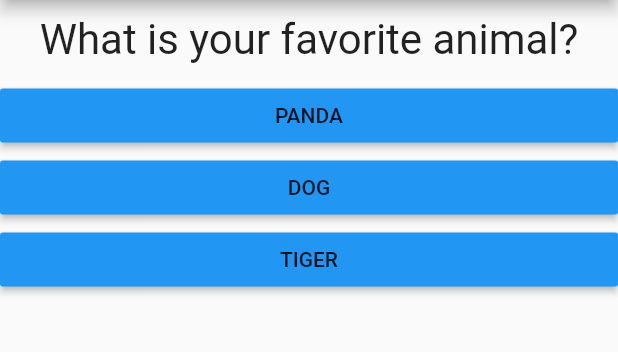
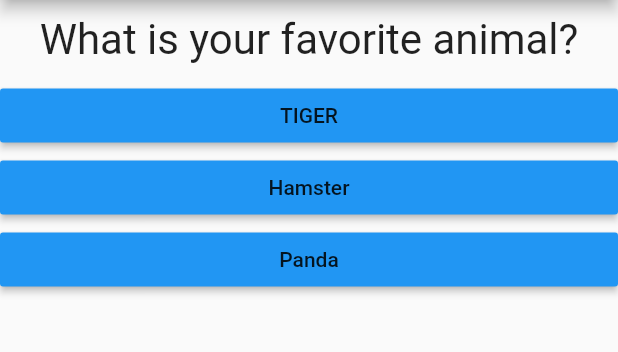
Before and after one commit to wyaldalex/flutter_complete_guide, a Flutter app: the screen it shows after launch, after a tap on "Red", on a phone screen of 412 x 824 dp, the part 84-436 px from its top. Run offline on Flutter 3.47's test engine with Material 2 defaults, Android fonts, the phone set to English and light mode, and no system bars.

Commit message:
feat: refactor and new funcutionality

```diff
--- a/lib/main.dart
+++ b/lib/main.dart
@@ -17,21 +17,42 @@ class MyApp extends StatefulWidget {
 
 class _MyAppState extends State<MyApp> {
   var currentQuestion = 0;
+  var _totalScore = 0;
 
   static const questionsListMap = [
     {
       'questionText': 'What is your favorite color?',
-      'answers': ['Red', 'Green', 'Yellow']
+      'answers': [
+        {'answerText': 'Red', 'answerPoints': 10},
+        {'answerText': 'Green', 'answerPoints': 1},
+        {'answerText': 'Yellow', 'answerPoints': 5}
+      ]
     },
     {
       'questionText': 'What is your favorite animal?',
-      'answers': ['PANDA', 'DOG', 'TIGER']
+      'answers': [
+        {'answerText': 'TIGER', 'answerPoints': 10},
+        {'answerText': 'Hamster', 'answerPoints': 1},
+        {'answerText': 'Panda', 'answerPoints': 5}
+      ]
     },
     {
       'questionText': 'What is your favorite tv show?',
-      'answers': ['GOTR', 'FRIENDS', 'SEX ED', 'LAW & ORDER']
+      'answers': [
+        {'answerText': 'GOT', 'answerPoints': 10},
+        {'answerText': 'Nip Tuck', 'answerPoints': 8},
+        {'answerText': 'Sesame Street', 'answerPoints': 1},
+        {'answerText': 'SEX ED', 'answerPoints': 5}
+      ]
     }
   ];
+
+  void _resetQuiz(){
+    setState(() {
+      _totalScore =0;
+      currentQuestion=0;
+    });
+  }
 
   var questions = [
     'What is your favorite color?',
@@ -49,33 +70,12 @@ class _MyAppState extends State<MyApp> {
 
   //String answers = 'asdasdas';
 
-  void answerQuestion() {
+  void answerQuestion(int score) {
+
+     _totalScore += score;
+
     setState(() {
-      if (currentQuestion == (questions.length - 1)) {
-        currentQuestion = 0;
-      } else {
         currentQuestion += 1;
-      }
-
-      if (currentQuestion == 0) {
-        default_questions = answers_question_color;
-      } else if (currentQuestion == 1) {
-        default_questions = answers_question_animal;
-      } else {
-        default_questions = answers_question_show;
-      }
-    });
-    print("Something printed");
-  }
-
-  void answerQuestionListMap() {
-    setState(() {
-      if (currentQuestion <= questionsListMap.length -1) {
-        currentQuestion += 1;
-      } else {
-        currentQuestion = 0;
-      }
-
     });
   }
 
@@ -90,8 +90,8 @@ class _MyAppState extends State<MyApp> {
             ? Quiz(
                 questions: questionsListMap,
                 questionIndex: currentQuestion,
-                answerQuestion: answerQuestionListMap)
-            : Result(answerQuestionListMap),
+                answerQuestion: answerQuestion)
+            : Result(_totalScore, _resetQuiz),
       ),
     );
   }
--- a/lib/quiz.dart
+++ b/lib/quiz.dart
@@ -18,8 +18,8 @@ class Quiz extends StatelessWidget {
     return Column(
           children: [
             Question(questions[questionIndex]['questionText']),
-            ...(questions[questionIndex]['answers'] as List<String>).map((answer) {
-              return Answer(answer, answerQuestion);
+            ...(questions[questionIndex]['answers'] as List<Map<String,Object>>).map((answer) {
+              return Answer(answer['answerText'],() =>  answerQuestion(answer['answerPoints']));
             }).toList(),
           ],
         );
```
Also changed, not shown: lib/result.dart (+27 -8 lines).
